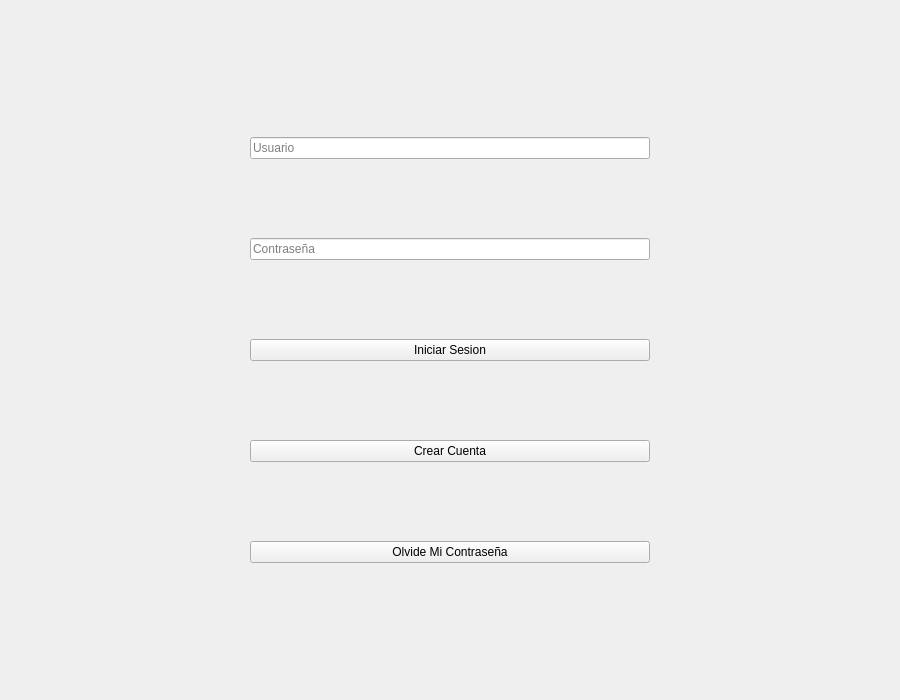
First picture: the form in Ordenador/ui/login.ui, repository FoxyYTs/SGI-App, before the edit.
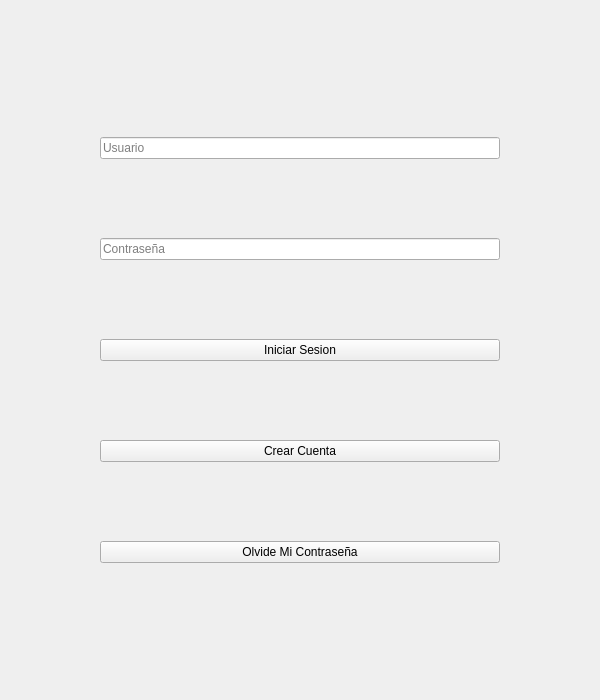
Second picture: the form after the edit.

Commit message: `Added authentication functionality and database connection to main.py. Updated ui/login.ui and ui_generated/login_ui.py to adjust window size. Added QMessageBox for error handling in case of database connection failure.`

```diff
--- a/Ordenador/ui/login.ui
+++ b/Ordenador/ui/login.ui
@@ -6,7 +6,7 @@
    <rect>
     <x>0</x>
     <y>0</y>
-    <width>900</width>
+    <width>600</width>
     <height>700</height>
    </rect>
   </property>
```
The commit also changes 6 other files.
